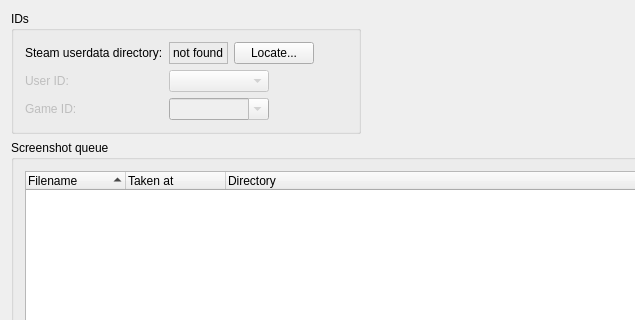
awthwathje/SteaScree, file mainwindow.ui: the form before one commit; both pictures show x 0 to 635 and y 0 to 320 of the 742 by 704 pixel window.
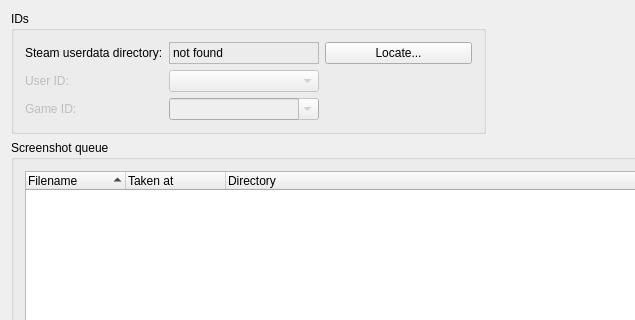
The form after the commit. Custom widgets are drawn as their Qt base class.

The edit to the form file:
```diff
--- a/mainwindow.ui
+++ b/mainwindow.ui
@@ -67,7 +67,7 @@
         </property>
         <property name="sizeHint" stdset="0">
          <size>
-          <width>0</width>
+          <width>10</width>
           <height>0</height>
          </size>
         </property>
@@ -76,14 +76,14 @@
       <item row="0" column="2" rowspan="2">
        <widget class="QGroupBox" name="groupBox_directories">
         <property name="sizePolicy">
-         <sizepolicy hsizetype="Maximum" vsizetype="Minimum">
+         <sizepolicy hsizetype="Minimum" vsizetype="Minimum">
           <horstretch>0</horstretch>
           <verstretch>0</verstretch>
          </sizepolicy>
         </property>
         <property name="minimumSize">
          <size>
-          <width>350</width>
+          <width>475</width>
           <height>0</height>
          </size>
         </property>
@@ -93,45 +93,21 @@
         <layout class="QHBoxLayout" name="horizontalLayout_7">
          <item>
           <layout class="QGridLayout" name="gridLayoutDirectories">
-           <item row="0" column="1">
+           <item row="0" column="0">
+            <widget class="QLabel" name="label_steamDir">
+             <property name="sizePolicy">
+              <sizepolicy hsizetype="Minimum" vsizetype="Maximum">
+               <horstretch>0</horstretch>
+               <verstretch>0</verstretch>
+              </sizepolicy>
+             </property>
+             <property name="text">
+              <string>Steam userdata directory:</string>
+             </property>
+            </widget>
+           </item>
+           <item row="0" column="2">
             <layout class="QHBoxLayout" name="horizontalLayout">
-             <item>
-              <widget class="QLabel" name="label_steamDirValue">
-               <property name="sizePolicy">
-                <sizepolicy hsizetype="Maximum" vsizetype="Maximum">
-                 <horstretch>0</horstretch>
-                 <verstretch>0</verstretch>
-                </sizepolicy>
-               </property>
-               <property name="minimumSize">
-                <size>
-                 <width>0</width>
-                 <height>0</height>
-                </size>
-               </property>
-               <property name="toolTip">
-                <string>If there are multiple Steam installations, select the one to which screenshots will be copied</string>
-               </property>
-               <property name="toolTipDuration">
-                <number>-1</number>
-               </property>
-               <property name="styleSheet">
-                <string notr="true"/>
-               </property>
-               <property name="frameShape">
-                <enum>QFrame::StyledPanel</enum>
-               </property>
-               <property name="frameShadow">
-                <enum>QFrame::Sunken</enum>
-               </property>
-               <property name="text">
-                <string>not found</string>
-               </property>
-               <property name="alignment">
-                <set>Qt::AlignBottom|Qt::AlignLeading|Qt::AlignLeft</set>
-               </property>
-              </widget>
-             </item>
              <item>
               <widget class="QPushButton" name="pushButton_locateSteamDir">
                <property name="sizePolicy">
@@ -148,145 +124,8 @@
                </property>
               </widget>
              </item>
-             <item>
-              <spacer name="horizontalSpacer_7">
-               <property name="orientation">
-                <enum>Qt::Horizontal</enum>
-               </property>
-               <property name="sizeType">
-                <enum>QSizePolicy::MinimumExpanding</enum>
-               </property>
-               <property name="sizeHint" stdset="0">
-                <size>
-                 <width>0</width>
-                 <height>20</height>
-                </size>
-               </property>
-              </spacer>
-             </item>
             </layout>
            </item>
-           <item row="2" column="1">
-            <layout class="QHBoxLayout" name="horizontalLayout_2">
-             <item>
-              <widget class="QComboBox" name="comboBox_gameID">
-               <property name="enabled">
-                <bool>false</bool>
-               </property>
-               <property name="sizePolicy">
-                <sizepolicy hsizetype="Maximum" vsizetype="Maximum">
-                 <horstretch>0</horstretch>
-                 <verstretch>0</verstretch>
-                </sizepolicy>
-               </property>
-               <property name="minimumSize">
-                <size>
-                 <width>100</width>
-                 <height>0</height>
-                </size>
-               </property>
-               <property name="toolTip">
-                <string>You can paste copied game ID here directly</string>
-               </property>
-               <property name="toolTipDuration">
-                <number>-1</number>
-               </property>
-               <property name="editable">
-                <bool>true</bool>
-               </property>
-               <property name="sizeAdjustPolicy">
-                <enum>QComboBox::AdjustToContents</enum>
-               </property>
-              </widget>
-             </item>
-             <item>
-              <spacer name="horizontalSpacer_9">
-               <property name="orientation">
-                <enum>Qt::Horizontal</enum>
-               </property>
-               <property name="sizeType">
-                <enum>QSizePolicy::MinimumExpanding</enum>
-               </property>
-               <property name="sizeHint" stdset="0">
-                <size>
-                 <width>0</width>
-                 <height>20</height>
-                </size>
-               </property>
-              </spacer>
-             </item>
-            </layout>
-           </item>
-           <item row="1" column="1">
-            <layout class="QHBoxLayout" name="horizontalLayout_1">
-             <item>
-              <widget class="QComboBox" name="comboBox_userID">
-               <property name="enabled">
-                <bool>false</bool>
-               </property>
-               <property name="sizePolicy">
-                <sizepolicy hsizetype="Maximum" vsizetype="Maximum">
-                 <horstretch>0</horstretch>
-                 <verstretch>0</verstretch>
-                </sizepolicy>
-               </property>
-               <property name="minimumSize">
-                <size>
-                 <width>100</width>
-                 <height>0</height>
-                </size>
-               </property>
-               <property name="toolTip">
-                <string>If there are multiple Steam users on this PC, you may switch between them here</string>
-               </property>
-               <property name="toolTipDuration">
-                <number>-1</number>
-               </property>
-               <property name="statusTip">
-                <string/>
-               </property>
-               <property name="layoutDirection">
-                <enum>Qt::LeftToRight</enum>
-               </property>
-               <property name="autoFillBackground">
-                <bool>false</bool>
-               </property>
-               <property name="sizeAdjustPolicy">
-                <enum>QComboBox::AdjustToContents</enum>
-               </property>
-              </widget>
-             </item>
-             <item>
-              <spacer name="horizontalSpacer_8">
-               <property name="orientation">
-                <enum>Qt::Horizontal</enum>
-               </property>
-               <property name="sizeType">
-                <enum>QSizePolicy::MinimumExpanding</enum>
-               </property>
-               <property name="sizeHint" stdset="0">
-                <size>
-                 <width>0</width>
-                 <height>20</height>
-                </size>
-               </property>
-              </spacer>
-             </item>
-            </layout>
-           </item>
-           <item row="0" column="0">
-            <widget class="QLabel" name="label_steamDir">
-             <property name="sizePolicy">
-              <sizepolicy hsizetype="Maximum" vsizetype="Maximum">
-               <horstretch>0</horstretch>
-               <verstretch>0</verstretch>
-              </sizepolicy>
-             </property>
-             <property name="text">
-              <string>Steam userdata directory:</string>
-             </property>
-            </widget>
-           </item>
            <item row="2" column="0">
             <widget class="QLabel" name="label_gameID">
              <property name="enabled">
@@ -355,6 +194,111 @@
              </property>
             </widget>
            </item>
+           <item row="1" column="1">
+            <widget class="QComboBox" name="comboBox_userID">
+             <property name="enabled">
+              <bool>false</bool>
+             </property>
+             <property name="sizePolicy">
+              <sizepolicy hsizetype="Minimum" vsizetype="Maximum">
+               <horstretch>0</horstretch>
+               <verstretch>0</verstretch>
+              </sizepolicy>
+             </property>
+             <property name="minimumSize">
+              <size>
+               <width>150</width>
+               <height>0</height>
+              </size>
+             </property>
+             <property name="toolTip">
+              <string>If there are multiple Steam users on this PC, you may switch between them here</string>
+             </property>
+             <property name="toolTipDuration">
+              <number>-1</number>
+             </property>
+             <property name="statusTip">
+              <string/>
+             </property>
+             <property name="layoutDirection">
+              <enum>Qt::LeftToRight</enum>
+             </property>
+             <property name="autoFillBackground">
+              <bool>false</bool>
+             </property>
+             <property name="sizeAdjustPolicy">
+              <enum>QComboBox::AdjustToContents</enum>
+             </property>
+            </widget>
+           </item>
+           <item row="2" column="1">
+            <widget class="QComboBox" name="comboBox_gameID">
+             <property name="enabled">
+              <bool>false</bool>
+             </property>
+             <property name="sizePolicy">
+              <sizepolicy hsizetype="Minimum" vsizetype="Maximum">
+               <horstretch>0</horstretch>
+               <verstretch>0</verstretch>
+              </sizepolicy>
+             </property>
+             <property name="minimumSize">
+              <size>
+               <width>150</width>
+               <height>0</height>
+              </size>
+             </property>
+             <property name="toolTip">
+              <string>You can paste copied game ID here directly</string>
+             </property>
+             <property name="toolTipDuration">
+              <number>-1</number>
+             </property>
+             <property name="editable">
+              <bool>true</bool>
+             </property>
+             <property name="sizeAdjustPolicy">
+              <enum>QComboBox::AdjustToContents</enum>
+             </property>
+            </widget>
+           </item>
+           <item row="0" column="1">
+            <widget class="QLabel" name="label_steamDirValue">
+             <property name="sizePolicy">
+              <sizepolicy hsizetype="Minimum" vsizetype="Maximum">
+               <horstretch>0</horstretch>
+               <verstretch>0</verstretch>
+              </sizepolicy>
+             </property>
+             <property name="minimumSize">
+              <size>
+               <width>0</width>
+               <height>0</height>
+              </size>
+             </property>
+             <property name="toolTip">
+              <string>If there are multiple Steam installations, select the one to which screenshots will be copied</string>
+             </property>
+             <property name="toolTipDuration">
+              <number>-1</number>
+             </property>
+             <property name="styleSheet">
+              <string notr="true"/>
+             </property>
+             <property name="frameShape">
+              <enum>QFrame::StyledPanel</enum>
+             </property>
+             <property name="frameShadow">
+              <enum>QFrame::Sunken</enum>
+             </property>
+             <property name="text">
+              <string>not found</string>
+             </property>
+             <property name="alignment">
+              <set>Qt::AlignBottom|Qt::AlignLeading|Qt::AlignLeft</set>
+             </property>
+            </widget>
+           </item>
           </layout>
          </item>
         </layout>
```
Left out of the diff: 4 changed lines with no effect on the pictures.
